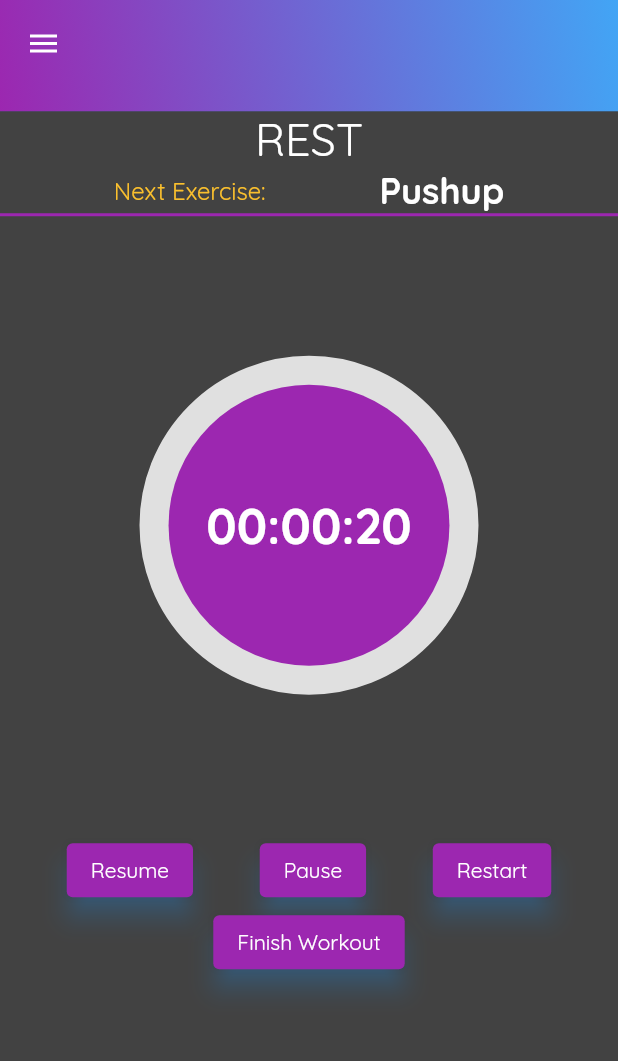
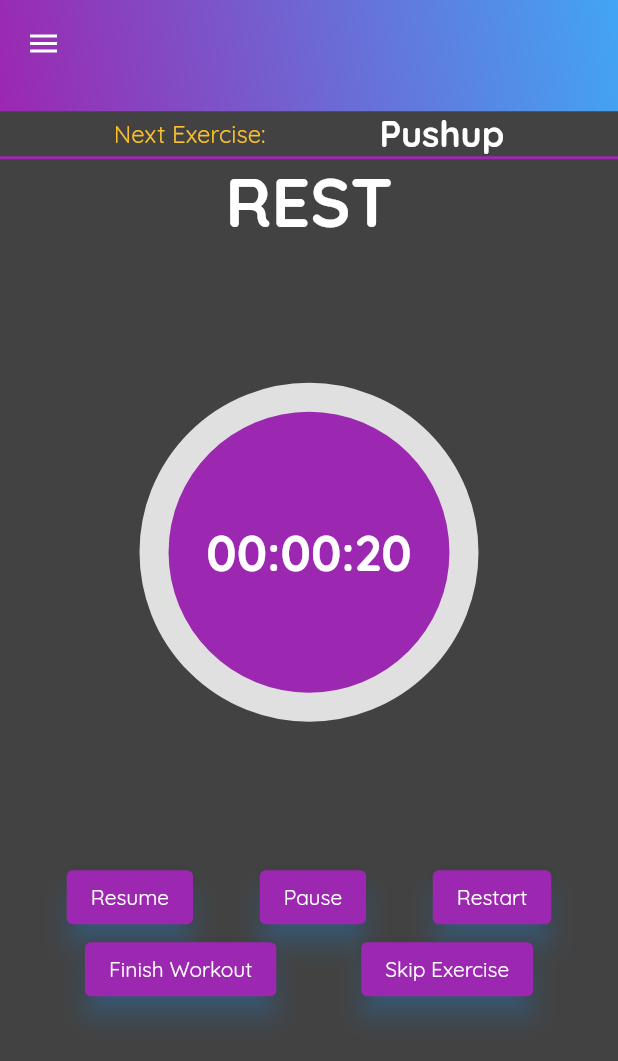
Before and after one commit to mr-scott-jordan/workout-app, a Flutter app: the BulletinBoardPage screen opened by its route, after a tap on "Begin Workout", on a phone screen of 412 x 824 dp. Shown: the top 1061 px of the screen. Run offline on Flutter 3.47's test engine with Material 2 defaults, Android fonts, the phone set to English and light mode, and no system bars; drawn by our look-alikes of circular_countdown_timer; our stand-ins replace bloc, dartz, data_connection_checker, equatable, firebase_auth, firebase_core and 2 more; accounts and stored records are empty.

Commit message:
small UI changes

```diff
--- a/lib/features/high_intensity_interval/presentation/pages/workout_page.dart
+++ b/lib/features/high_intensity_interval/presentation/pages/workout_page.dart
@@ -7,7 +7,6 @@ import 'package:workout_app/features/high_intensity_interval/presentation/widget
 import '../bloc/workout_bloc.dart';
 import '../widgets/page_animation_widget.dart';
 import '../widgets/timer.dart';
-import 'home_page.dart';
 
 class WorkoutPage extends StatelessWidget {
   static const routeName = '/workout-page';
@@ -49,17 +48,6 @@ class WorkoutPage extends StatelessWidget {
                   mainAxisAlignment: MainAxisAlignment.spaceEvenly,
                   children: [
                     Row(
-                      mainAxisAlignment: MainAxisAlignment.center,
-                      children: [
-                        Text(
-                          'REST',
-                          style: TextStyle(
-                            fontSize: 30,
-                          ),
-                        ),
-                      ],
-                    ),
-                    Row(
                       mainAxisAlignment: MainAxisAlignment.spaceEvenly,
                       children: [
                         Text(
@@ -83,6 +71,18 @@ class WorkoutPage extends StatelessWidget {
                       width: MediaQuery.of(context).size.width,
                       color: Colors.purple,
                     ),
+                    Row(
+                      mainAxisAlignment: MainAxisAlignment.center,
+                      children: [
+                        Text(
+                          'REST',
+                          style: TextStyle(
+                            fontSize: 45,
+                            fontWeight: FontWeight.bold,
+                          ),
+                        ),
+                      ],
+                    ),
                   ],
                 ),
                 CircleTimer(
@@ -93,7 +93,6 @@ class WorkoutPage extends StatelessWidget {
                 Row(
                   mainAxisAlignment: MainAxisAlignment.spaceEvenly,
                   children: [
-                    // currently broken
                     FormattedButton(
                       onPressed: () {
                         BlocProvider.of<WorkoutBloc>(context)
@@ -101,7 +100,11 @@ class WorkoutPage extends StatelessWidget {
                       },
                       buttonText: 'Finish Workout',
                     ),
-                    //FormattedButton(), //TODO: skip button
+                    //TODO: skip button
+                    FormattedButton(
+                      onPressed: () {},
+                      buttonText: 'Skip Exercise',
+                    ),
                   ],
                 )
               ],
@@ -113,8 +116,6 @@ class WorkoutPage extends StatelessWidget {
         final Function onComplete = () {
           exercises.removeLast();
           if (exercises.isEmpty) {
-            // TODO: create workout finished page
-            // after all exercises finish, breaks (navigator problem)
             BlocProvider.of<WorkoutBloc>(context)
                 .add(FinishWorkoutEvent(state.workout));
           } else {
@@ -134,17 +135,6 @@ class WorkoutPage extends StatelessWidget {
                 Column(
                   mainAxisAlignment: MainAxisAlignment.spaceEvenly,
                   children: [
-                    Row(
-                      mainAxisAlignment: MainAxisAlignment.center,
-                      children: [
-                        Text(
-                          'WORK',
-                          style: TextStyle(
-                            fontSize: 30,
-                          ),
-                        ),
-                      ],
-                    ),
                     Row(
                       mainAxisAlignment: MainAxisAlignment.spaceEvenly,
                       children: [
@@ -169,6 +159,18 @@ class WorkoutPage extends StatelessWidget {
                       width: MediaQuery.of(context).size.width,
                       color: Colors.purple,
                     ),
+                    Row(
+                      mainAxisAlignment: MainAxisAlignment.center,
+                      children: [
+                        Text(
+                          'WORK',
+                          style: TextStyle(
+                            fontSize: 45,
+                            fontWeight: FontWeight.bold,
+                          ),
+                        ),
+                      ],
+                    ),
                   ],
                 ),
                 CircleTimer(
@@ -179,7 +181,6 @@ class WorkoutPage extends StatelessWidget {
                 Row(
                   mainAxisAlignment: MainAxisAlignment.spaceEvenly,
                   children: [
-                    // currently broken
                     FormattedButton(
                       onPressed: () {
                         BlocProvider.of<WorkoutBloc>(context)
@@ -187,7 +188,11 @@ class WorkoutPage extends StatelessWidget {
                       },
                       buttonText: 'Finish Workout',
                     ),
-                    //FormattedButton(), //TODO: skip button
+                    //TODO: skip button
+                    FormattedButton(
+                      onPressed: () {},
+                      buttonText: 'Skip Exercise',
+                    ),
                   ],
                 )
               ],
```
